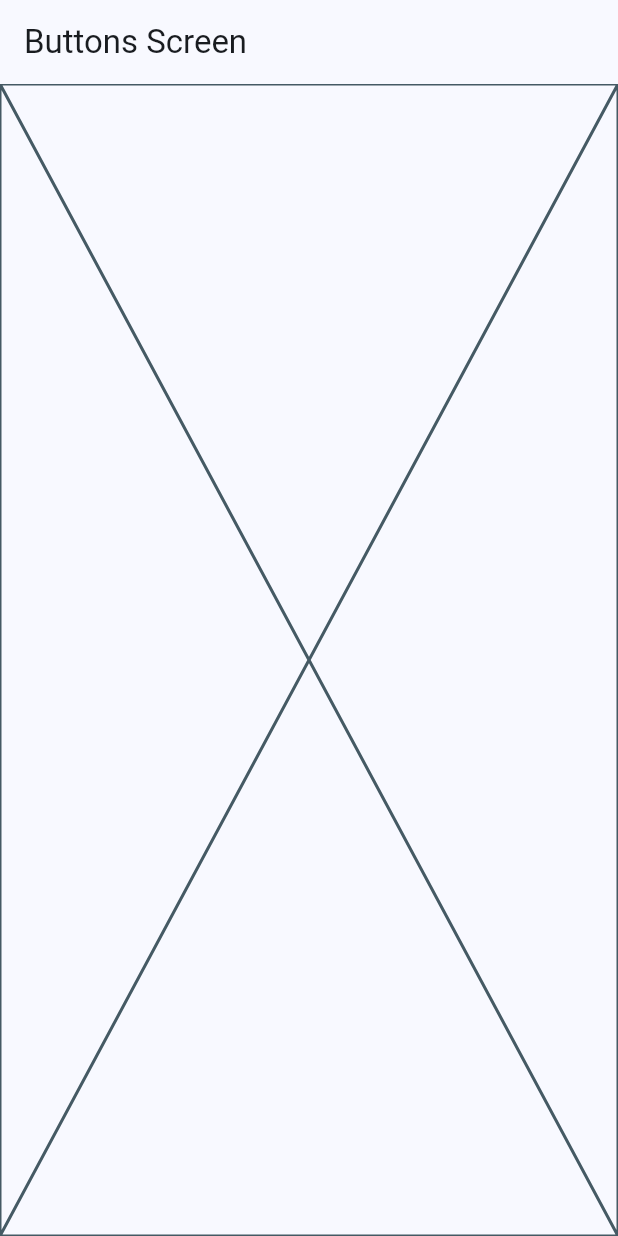
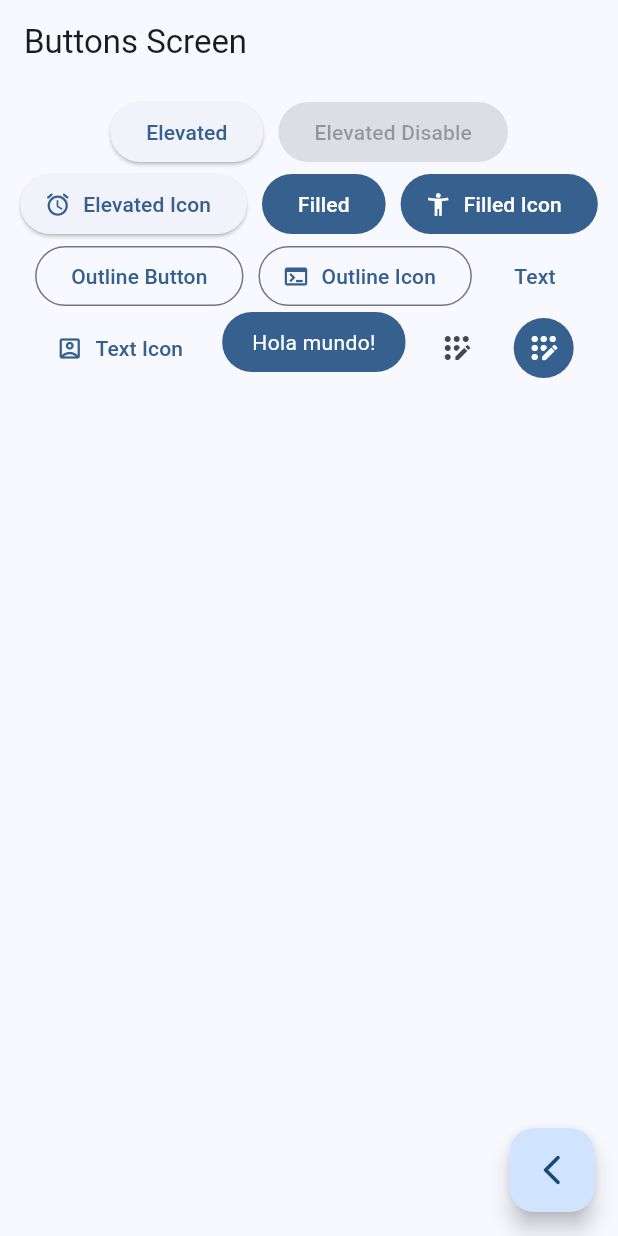
Before and after one commit to max-vigtov/widgets-app, a Flutter app: the ButtonsScreen screen opened by its route, on a phone screen of 412 x 824 dp. Run offline on Flutter 3.47's test engine with Material 2 defaults, Android fonts, the phone set to English and light mode, and no system bars; our stand-ins replace go_router.

Commit message:
button screen finished

```diff
--- a/lib/presentation/screens/buttons/buttons_screen.dart
+++ b/lib/presentation/screens/buttons/buttons_screen.dart
@@ -1,4 +1,5 @@
 import 'package:flutter/material.dart';
+import 'package:go_router/go_router.dart';
 
 class ButtonsScreen extends StatelessWidget {
 
@@ -10,9 +11,79 @@ class ButtonsScreen extends StatelessWidget {
   Widget build(BuildContext context) {
     return Scaffold(
       appBar: AppBar(
-         title: Text('Buttons Screen'),
+         title: const Text('Buttons Screen'),
       ),
-      body: Placeholder(),
+      body: const _ButtonsView(),
+      floatingActionButton: FloatingActionButton(
+        onPressed: (){
+          context.pop();
+        },
+        child: const Icon( Icons.arrow_back_ios_new_rounded),
+        ),
     );
   }
 }
+
+class _ButtonsView extends StatelessWidget {
+  const _ButtonsView();
+
+  @override
+  Widget build(BuildContext context) {
+    final colors = Theme.of(context).colorScheme;
+    return SizedBox(
+      width: double.infinity,
+      child: Padding(
+        padding: const EdgeInsets.symmetric(vertical:8.0, horizontal: 10),
+        child: Wrap(
+          alignment: WrapAlignment.center,
+          spacing: 10,
+          children: [
+            ElevatedButton(onPressed: () {}, child: const Text('Elevated')),
+            const ElevatedButton(onPressed: null, child: Text('Elevated Disable')),
+            ElevatedButton.icon(onPressed: (){}, icon: const Icon(Icons.access_alarm_rounded), label: const Text('Elevated Icon')),
+
+            FilledButton(onPressed: (){}, child: const Text('Filled')),
+            FilledButton.icon(onPressed: (){}, icon: const Icon(Icons.accessibility_new), label: const Text('Filled Icon')),
+
+            OutlinedButton(onPressed: (){}, child: const Text('Outline Button')),
+            OutlinedButton.icon(onPressed: (){}, icon: const Icon(Icons.terminal), label: const Text('Outline Icon'),),
+
+            TextButton(onPressed: (){}, child: const Text('Text')),
+            TextButton.icon(onPressed: (){}, icon: const Icon(Icons.account_box_outlined), label: const Text('Text Icon')),
+
+            const CustomButton(),
+
+            IconButton(onPressed: (){}, icon: const Icon(Icons.app_registration_rounded)),
+            IconButton(onPressed: (){}, icon: const Icon(Icons.app_registration_rounded),
+             style: ButtonStyle(
+              backgroundColor: MaterialStatePropertyAll(colors.primary),
+              iconColor: const MaterialStatePropertyAll(Colors.white)
+            ),)
+          ],
+        ),
+      ),
+    );
+  }
+}
+
+class CustomButton extends StatelessWidget {
+  const CustomButton({super.key});
+
+  @override
+  Widget build(BuildContext context) {
+    final colors = Theme.of(context).colorScheme;
+    return ClipRRect(
+      borderRadius: BorderRadius.circular(20),
+      child: Material(
+        color: colors.primary,
+        child: InkWell(
+          onTap: (){},
+          child: const Padding(
+            padding: EdgeInsets.symmetric(horizontal: 20, vertical:10),
+            child: Text('Hola mundo!', style: TextStyle(color: Colors.white),),
+          ),
+        ),
+      ),
+    );
+  }
+}
```
